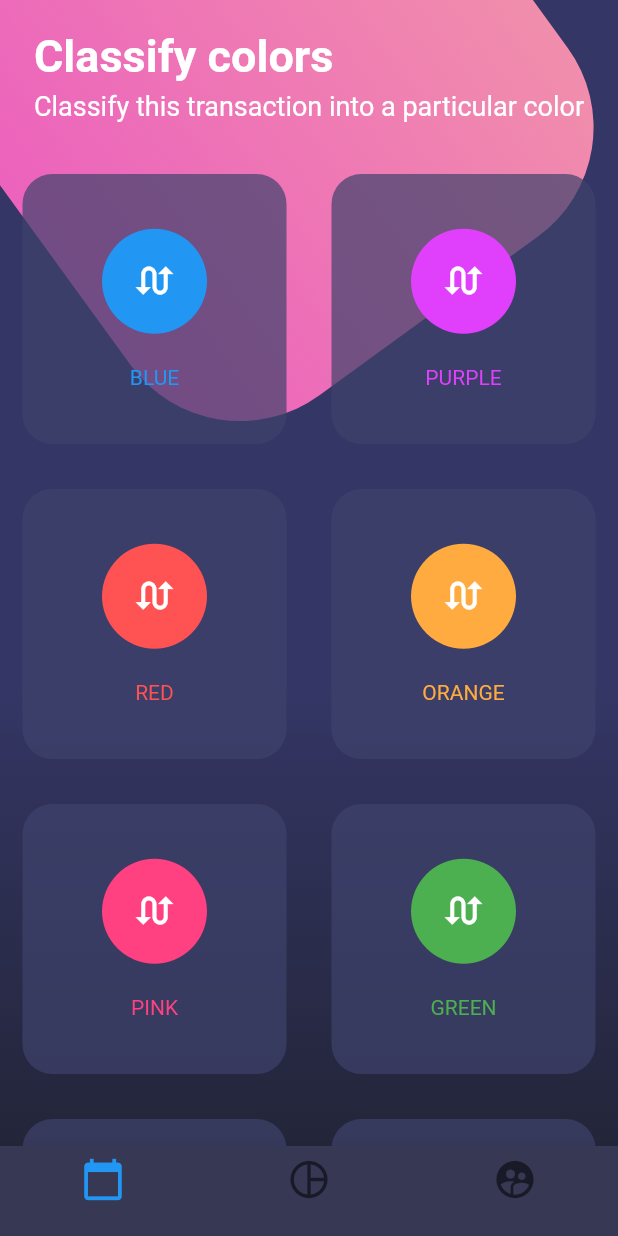
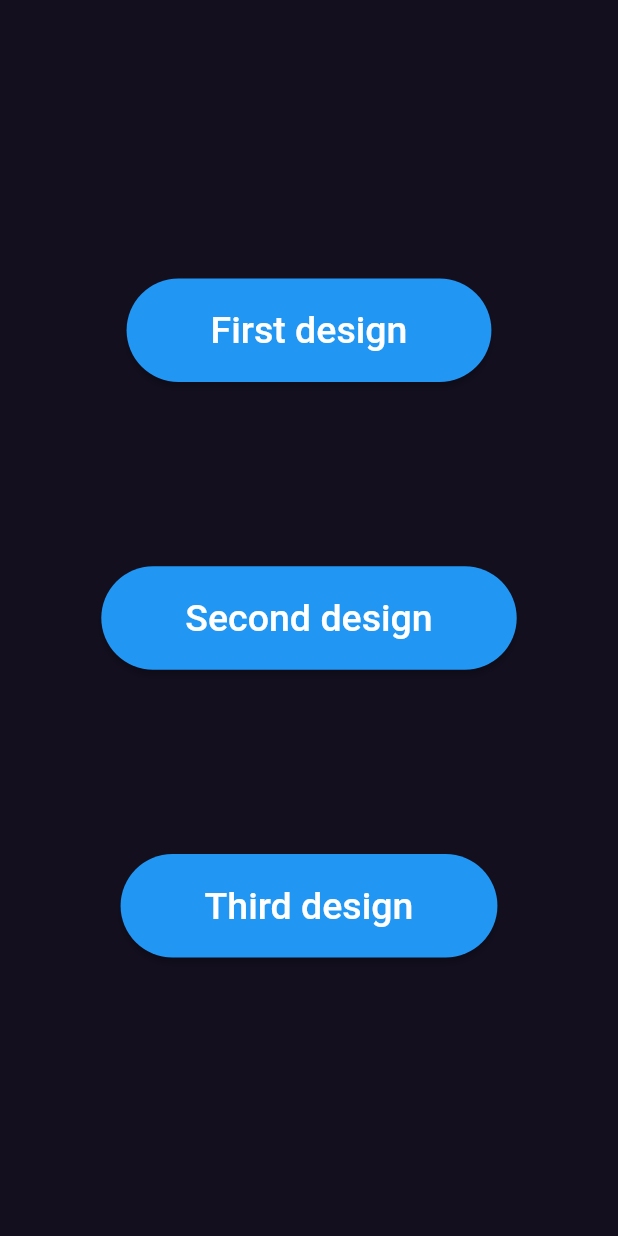
Before and after one commit to adrian-poveda/flutter-designs, a Flutter app: the screen it shows after launch, on a phone screen of 412 x 824 dp. Run offline on Flutter 3.47's test engine with Material 2 defaults, Android fonts, the phone set to English and light mode, and no system bars.

Commit message:
Added HomePage

```diff
--- a/lib/main.dart
+++ b/lib/main.dart
@@ -2,6 +2,7 @@ import 'package:flutter/material.dart';
 import 'package:flutter/services.dart';
 import 'package:flutter_designs/src/pages/basic_page.dart';
 import 'package:flutter_designs/src/pages/buttons_page.dart';
+import 'package:flutter_designs/src/pages/home_page.dart';
 import 'package:flutter_designs/src/pages/scroll_page.dart';
 
 void main() => runApp(MyApp());
@@ -18,11 +19,12 @@ class MyApp extends StatelessWidget {
     return MaterialApp(
       title: 'Flutter designs',
       debugShowCheckedModeBanner: false,
-      initialRoute: 'buttons',
+      initialRoute: 'home',
       routes: {
         'basic'   : ( BuildContext context ) => BasicPage(),
         'scroll'  : ( BuildContext context ) => ScrollPage(),
-        'buttons' : ( BuildContext context ) => ButtonsPage()
+        'buttons' : ( BuildContext context ) => ButtonsPage(),
+        'home'    : ( BuildContext context ) => HomePage()
       },
     );
   }
--- /dev/null
+++ b/lib/src/pages/home_page.dart
@@ -0,0 +1,48 @@
+import 'package:flutter/material.dart';
+
+class HomePage extends StatelessWidget {
+
+  @override
+  Widget build(BuildContext context) {
+    return Scaffold(
+      body: Container(
+        decoration: BoxDecoration(
+          color: Color.fromRGBO(19, 15, 31, 1),
+        ),
+        child: Column(
+          mainAxisAlignment: MainAxisAlignment.spaceEvenly,
+          children: [
+            SizedBox(height: 30),
+            _createButton('basic', 'First design', context),
+            _createButton('scroll', 'Second design', context),
+            _createButton('buttons', 'Third design', context),
+            SizedBox(height: 30),
+          ],
+        ),
+      ),
+    );
+  }
+
+  _createButton(String page, String text, BuildContext context) {
+
+    return SafeArea(
+      child: Container(
+        padding: EdgeInsets.all(30),
+        child: Center(
+          child: RaisedButton(
+            shape: StadiumBorder(),
+            color: Colors.blue,
+            textColor: Colors.white,
+            child: Padding(
+              padding: EdgeInsets.symmetric(horizontal: 40, vertical: 20),
+              child: Text(text, style: TextStyle(fontSize: 25)),
+            ),
+            onPressed: () {
+              Navigator.pushNamed(context, '$page');
+            },
+          ),
+        ),
+      ),
+    );
+  }
+}
```
